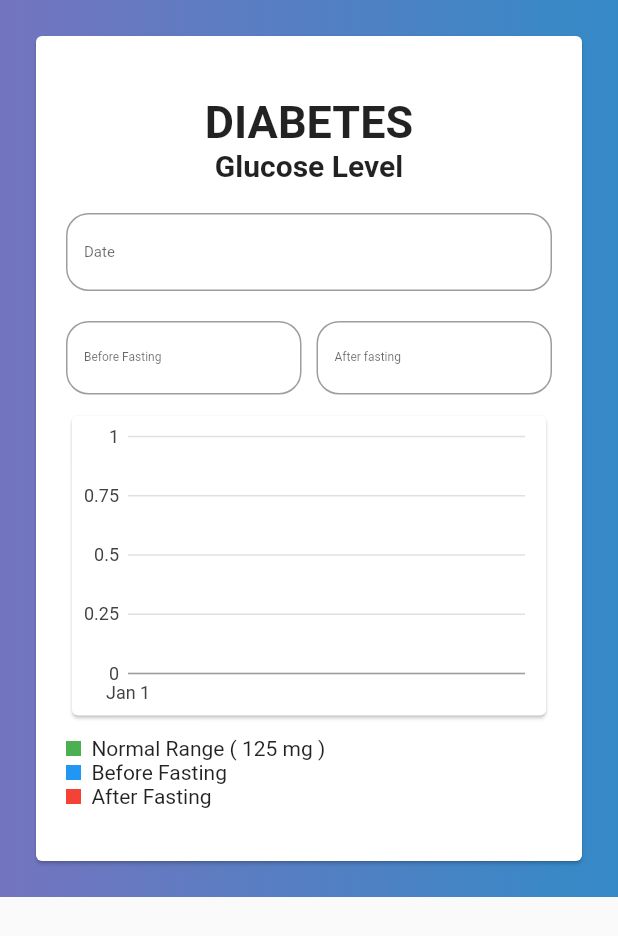
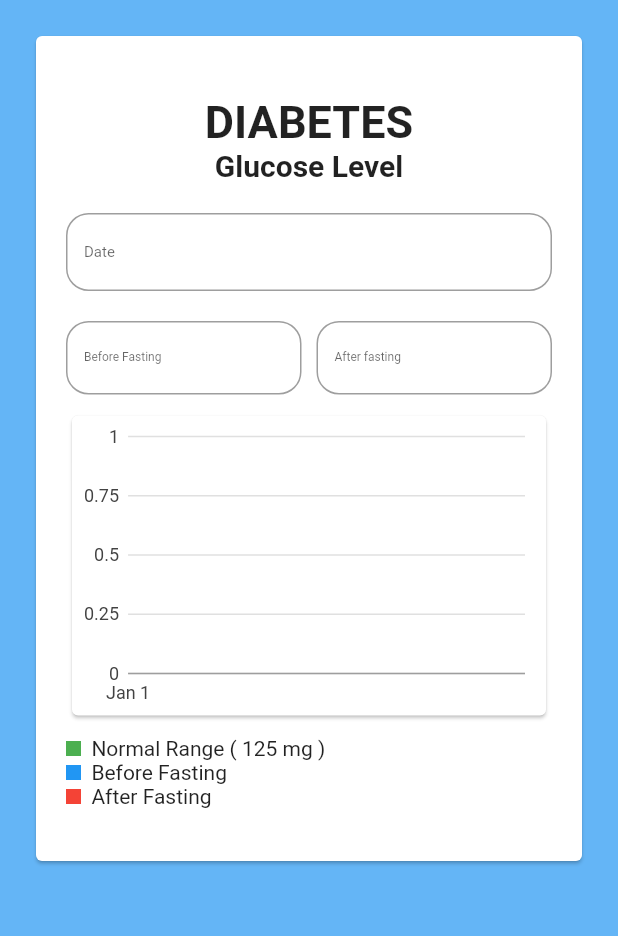
Before and after one commit to rahulsunil2/MediLocker, a Flutter app: the DateTimeChart screen opened directly with empty values, on a phone screen of 412 x 824 dp. Shown: the top 936 px of the screen. Run offline on Flutter 3.47's test engine with Material 2 defaults, Android fonts, the phone set to English and light mode, and no system bars; our stand-ins replace bloc, charts_flutter, equatable, flutter_bloc, image_picker, rflutter_alert and 1 more; missing offline and left inert: flutter_uploader; accounts and stored records are empty; network calls fail; Roboto replaces fonts that are missing (Poppins); project files that could hold a hidden picture were left out.

Commit message:
Added background colour

```diff
--- a/lib/Reports/graph.dart
+++ b/lib/Reports/graph.dart
@@ -21,16 +21,16 @@ class DateTimeChart extends StatelessWidget {
   Widget build(BuildContext context) {
     screenHeight = MediaQuery.of(context).size.height;
     return Scaffold(
-
+      backgroundColor: Colors.blue[300],
       body: SingleChildScrollView(
               child: Container(
           padding: const EdgeInsets.all(20.0),
-          decoration: BoxDecoration(
-            gradient: LinearGradient(colors: [
-              Color.fromRGBO(116, 116, 191, 1.0),
-              Color.fromRGBO(52, 138, 199, 1.0)
-            ]),
-           ),
+          // decoration: BoxDecoration(
+          //   gradient: LinearGradient(colors: [
+          //     Color.fromRGBO(116, 116, 191, 1.0),
+          //     Color.fromRGBO(52, 138, 199, 1.0)
+          //   ]),
+          //  ),
           child: Column(
             mainAxisAlignment: MainAxisAlignment.spaceEvenly,
             children: [
```
